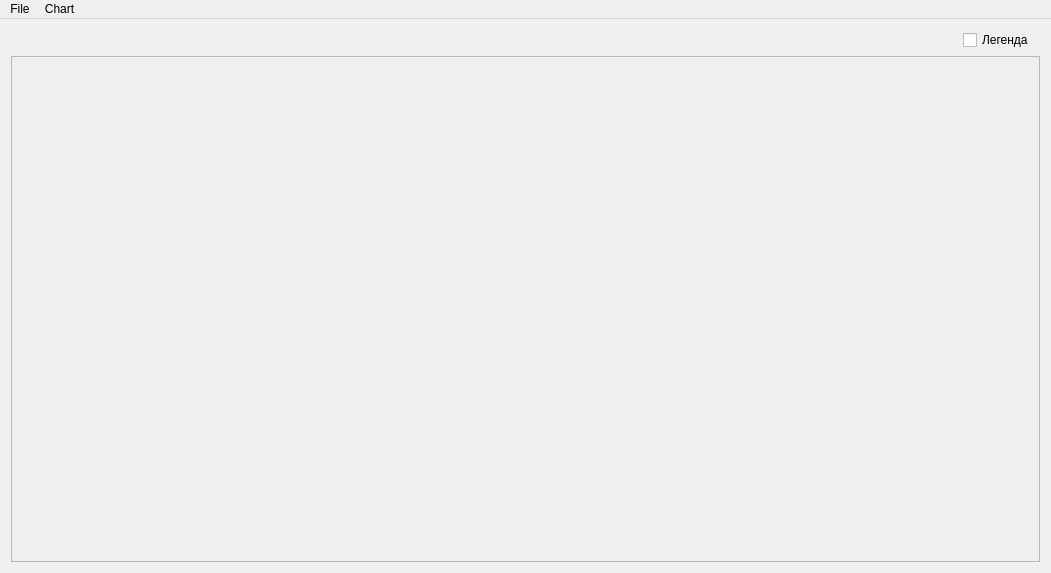
This is plot_viewer/ui/mainwindow.ui in poteryaevks/plotter as Qt 5 draws it before an edit. The edited form follows.
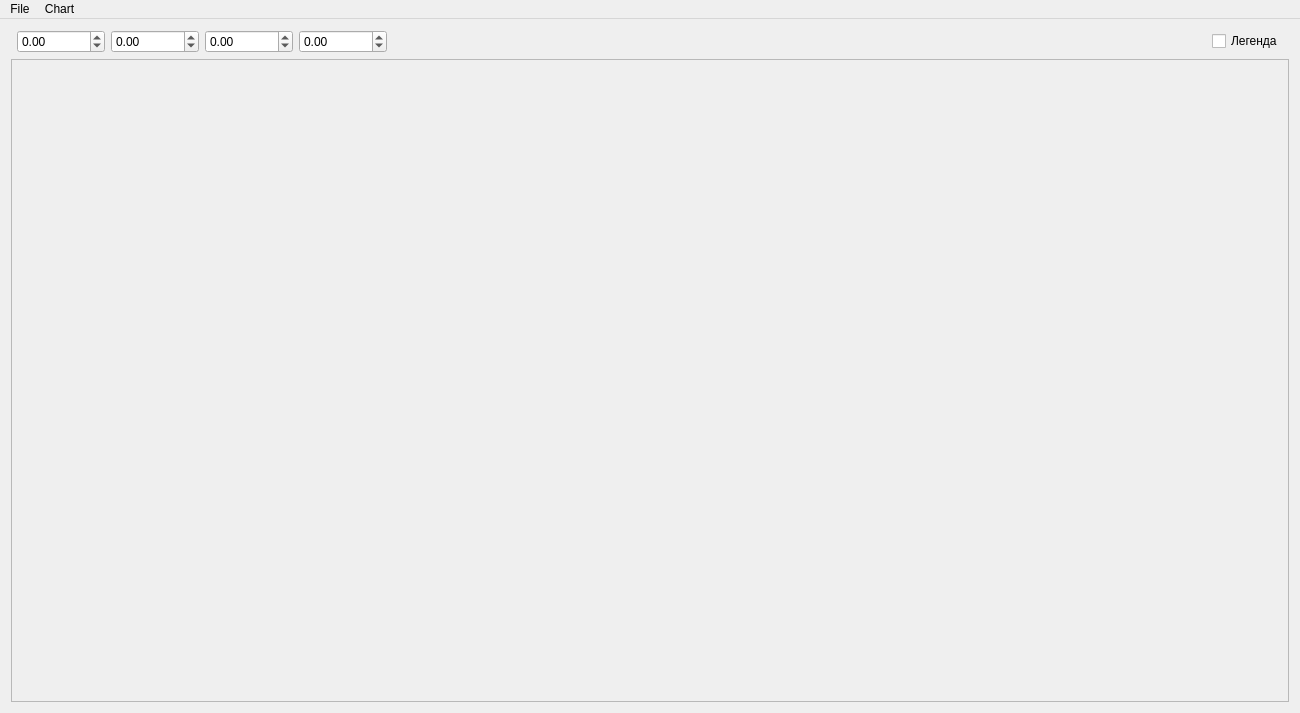
This is the edited form.

Commit message: Исправлена ошибка в парсере, отформатирован вывод

What changed in the file:
```diff
--- a/plot_viewer/ui/mainwindow.ui
+++ b/plot_viewer/ui/mainwindow.ui
@@ -6,8 +6,8 @@
    <rect>
     <x>0</x>
     <y>0</y>
-    <width>1051</width>
-    <height>573</height>
+    <width>1300</width>
+    <height>713</height>
    </rect>
   </property>
   <property name="windowTitle">
@@ -18,14 +18,14 @@
   </property>
   <widget class="QWidget" name="centralWidget">
    <layout class="QGridLayout" name="gridLayout_2">
-    <item row="0" column="3">
+    <item row="0" column="6">
      <widget class="QCheckBox" name="cbLegend">
       <property name="text">
        <string>Легенда</string>
       </property>
      </widget>
     </item>
-    <item row="1" column="1" colspan="4">
+    <item row="1" column="0" colspan="8">
      <widget class="QFrame" name="frame">
       <property name="frameShape">
        <enum>QFrame::StyledPanel</enum>
@@ -35,7 +35,7 @@
       </property>
      </widget>
     </item>
-    <item row="0" column="2">
+    <item row="0" column="5">
      <spacer name="horizontalSpacer">
       <property name="orientation">
        <enum>Qt::Horizontal</enum>
@@ -48,6 +48,46 @@
       </property>
      </spacer>
     </item>
+    <item row="0" column="1">
+     <widget class="QDoubleSpinBox" name="doubleSpinBoxXmin">
+      <property name="minimum">
+       <double>-100000000.000000000000000</double>
+      </property>
+      <property name="maximum">
+       <double>100000000.000000000000000</double>
+      </property>
+     </widget>
+    </item>
+    <item row="0" column="2">
+     <widget class="QDoubleSpinBox" name="doubleSpinBoxXmax">
+      <property name="minimum">
+       <double>-100000000.000000000000000</double>
+      </property>
+      <property name="maximum">
+       <double>100000000.000000000000000</double>
+      </property>
+     </widget>
+    </item>
+    <item row="0" column="3">
+     <widget class="QDoubleSpinBox" name="doubleSpinBoxYmin">
+      <property name="minimum">
+       <double>-100000000.000000000000000</double>
+      </property>
+      <property name="maximum">
+       <double>100000000.000000000000000</double>
+      </property>
+     </widget>
+    </item>
+    <item row="0" column="4">
+     <widget class="QDoubleSpinBox" name="doubleSpinBoxYmax">
+      <property name="minimum">
+       <double>-100000000.000000000000000</double>
+      </property>
+      <property name="maximum">
+       <double>100000000.000000000000000</double>
+      </property>
+     </widget>
+    </item>
    </layout>
   </widget>
   <widget class="QMenuBar" name="menuBar">
@@ -55,8 +95,8 @@
     <rect>
      <x>0</x>
      <y>0</y>
-     <width>1051</width>
-     <height>41</height>
+     <width>1300</width>
+     <height>50</height>
     </rect>
    </property>
    <widget class="QMenu" name="menu">
```
The commit also changes 7 other files.
